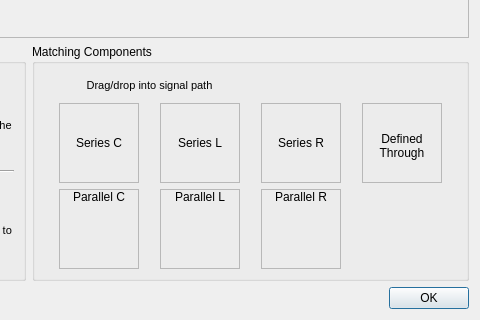
Above: Software/PC_Application/LibreVNA-GUI/VNA/Deembedding/matchingnetworkdialog.ui from jankae/LibreVNA before the change; both pictures show x 422 to 902 and y 172 to 492 of the 902 by 492 pixel window. Below: the same form after it.
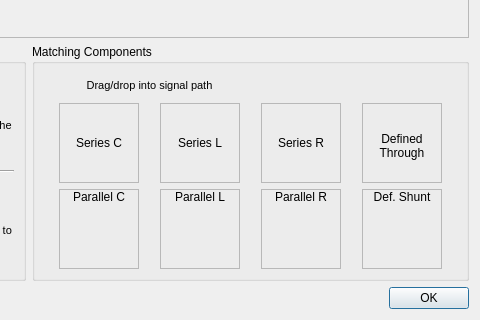
That is the form after the change. Icons and pictures are not drawn.

Commit message: new matching network option: defined shunt

```diff
--- a/Software/PC_Application/LibreVNA-GUI/VNA/Deembedding/matchingnetworkdialog.ui
+++ b/Software/PC_Application/LibreVNA-GUI/VNA/Deembedding/matchingnetworkdialog.ui
@@ -596,6 +596,49 @@
             </layout>
            </widget>
           </item>
+          <item row="2" column="3">
+           <widget class="QFrame" name="frame_8">
+            <property name="frameShape">
+             <enum>QFrame::StyledPanel</enum>
+            </property>
+            <property name="frameShadow">
+             <enum>QFrame::Raised</enum>
+            </property>
+            <layout class="QVBoxLayout" name="verticalLayout_11">
+             <property name="spacing">
+              <number>0</number>
+             </property>
+             <property name="leftMargin">
+              <number>0</number>
+             </property>
+             <property name="topMargin">
+              <number>0</number>
+             </property>
+             <property name="rightMargin">
+              <number>0</number>
+             </property>
+             <property name="bottomMargin">
+              <number>0</number>
+             </property>
+             <item>
+              <widget class="QLabel" name="lDefinedShunt">
+               <property name="styleSheet">
+                <string notr="true">border-image: url(:/icons/definedShunt.svg);</string>
+               </property>
+               <property name="text">
+                <string>Def. Shunt</string>
+               </property>
+               <property name="alignment">
+                <set>Qt::AlignHCenter|Qt::AlignTop</set>
+               </property>
+               <property name="wordWrap">
+                <bool>true</bool>
+               </property>
+              </widget>
+             </item>
+            </layout>
+           </widget>
+          </item>
          </layout>
         </widget>
        </item>
```
The commit also changes 9 other files.
